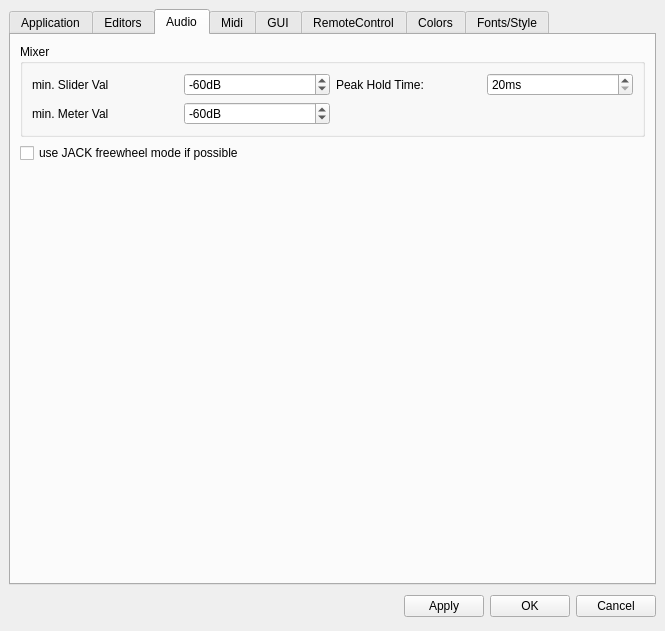
emrum/muse, file muse/muse/preferences.ui: the form before one commit.
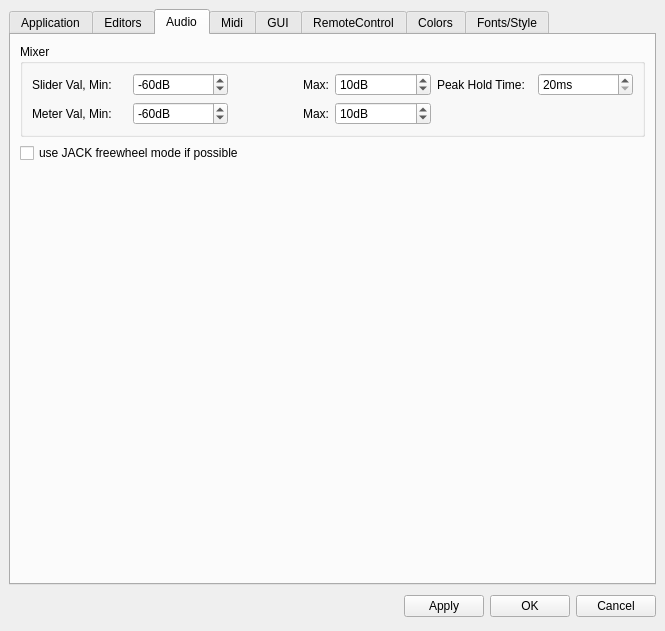
The form after the commit. The open tabs and pages were chosen to show the change. Custom widgets are drawn as their Qt base class.

The edit to the form file:
```diff
--- a/muse/muse/preferences.ui
+++ b/muse/muse/preferences.ui
@@ -1042,7 +1042,73 @@
           <property name="spacing" >
            <number>6</number>
           </property>
+          <item row="0" column="0" >
+           <widget class="QLabel" name="label_7" >
+            <property name="text" >
+             <string>Slider Val, Min:</string>
+            </property>
+           </widget>
+          </item>
+          <item row="0" column="1" >
+           <widget class="QSpinBox" name="minSliderSelect" >
+            <property name="sizePolicy" >
+             <sizepolicy>
+              <hsizetype>5</hsizetype>
+              <vsizetype>0</vsizetype>
+              <horstretch>0</horstretch>
+              <verstretch>0</verstretch>
+             </sizepolicy>
+            </property>
+            <property name="suffix" >
+             <string>dB</string>
+            </property>
+            <property name="maximum" >
+             <number>0</number>
+            </property>
+            <property name="minimum" >
+             <number>-100</number>
+            </property>
+            <property name="value" >
+             <number>-60</number>
+            </property>
+           </widget>
+          </item>
+          <item row="0" column="2" >
+           <widget class="QLabel" name="label_39" >
+            <property name="text" >
+             <string>Max:</string>
+            </property>
+            <property name="alignment" >
+             <set>Qt::AlignRight|Qt::AlignTrailing|Qt::AlignVCenter</set>
+            </property>
+           </widget>
+          </item>
           <item row="0" column="3" >
+           <widget class="QSpinBox" name="maxSliderSelect" >
+            <property name="sizePolicy" >
+             <sizepolicy>
+              <hsizetype>5</hsizetype>
+              <vsizetype>0</vsizetype>
+              <horstretch>0</horstretch>
+              <verstretch>0</verstretch>
+             </sizepolicy>
+            </property>
+            <property name="suffix" >
+             <string>dB</string>
+            </property>
+            <property name="value" >
+             <number>10</number>
+            </property>
+           </widget>
+          </item>
+          <item row="0" column="4" >
+           <widget class="QLabel" name="label_20" >
+            <property name="text" >
+             <string>Peak Hold Time:</string>
+            </property>
+           </widget>
+          </item>
+          <item row="0" column="5" >
            <widget class="QSpinBox" name="peakHoldTime" >
             <property name="suffix" >
              <string>ms</string>
@@ -1055,15 +1121,23 @@
             </property>
            </widget>
           </item>
-          <item row="0" column="2" >
-           <widget class="QLabel" name="label_20" >
+          <item row="1" column="0" >
+           <widget class="QLabel" name="label_8" >
             <property name="text" >
-             <string>Peak Hold Time:</string>
+             <string>Meter Val, Min:</string>
             </property>
            </widget>
           </item>
           <item row="1" column="1" >
            <widget class="QSpinBox" name="minMeterSelect" >
+            <property name="sizePolicy" >
+             <sizepolicy>
+              <hsizetype>5</hsizetype>
+              <vsizetype>0</vsizetype>
+              <horstretch>0</horstretch>
+              <verstretch>0</verstretch>
+             </sizepolicy>
+            </property>
             <property name="suffix" >
              <string>dB</string>
             </property>
@@ -1081,33 +1155,34 @@
             </property>
            </widget>
           </item>
-          <item row="0" column="1" >
-           <widget class="QSpinBox" name="minSliderSelect" >
+          <item row="1" column="2" >
+           <widget class="QLabel" name="label_40" >
+            <property name="text" >
+             <string>Max:</string>
+            </property>
+            <property name="alignment" >
+             <set>Qt::AlignRight|Qt::AlignTrailing|Qt::AlignVCenter</set>
+            </property>
+           </widget>
+          </item>
+          <item row="1" column="3" >
+           <widget class="QSpinBox" name="maxMeterSelect" >
+            <property name="sizePolicy" >
+             <sizepolicy>
+              <hsizetype>5</hsizetype>
+              <vsizetype>0</vsizetype>
+              <horstretch>0</horstretch>
+              <verstretch>0</verstretch>
+             </sizepolicy>
+            </property>
             <property name="suffix" >
              <string>dB</string>
             </property>
             <property name="maximum" >
-             <number>0</number>
-            </property>
-            <property name="minimum" >
-             <number>-100</number>
+             <number>40</number>
             </property>
             <property name="value" >
-             <number>-60</number>
-            </property>
-           </widget>
-          </item>
-          <item row="1" column="0" >
-           <widget class="QLabel" name="label_8" >
-            <property name="text" >
-             <string>min. Meter Val</string>
-            </property>
-           </widget>
-          </item>
-          <item row="0" column="0" >
-           <widget class="QLabel" name="label_7" >
-            <property name="text" >
-             <string>min. Slider Val</string>
+             <number>10</number>
             </property>
            </widget>
           </item>
@@ -2284,6 +2359,11 @@
   </layout>
  </widget>
  <customwidgets>
+  <customwidget>
+   <class>RecordButton</class>
+   <extends>QToolButton</extends>
+   <header>recordbutton.h</header>
+  </customwidget>
   <customwidget>
    <class>RasterCombo</class>
    <extends>QComboBox</extends>
@@ -2299,11 +2379,6 @@
    <extends>QToolButton</extends>
    <header>greendotbutton.h</header>
   </customwidget>
-  <customwidget>
-   <class>RecordButton</class>
-   <extends>QToolButton</extends>
-   <header>recordbutton.h</header>
-  </customwidget>
  </customwidgets>
  <resources/>
  <connections>
```
Left out of the diff: 2 changed lines with no effect on the pictures.
